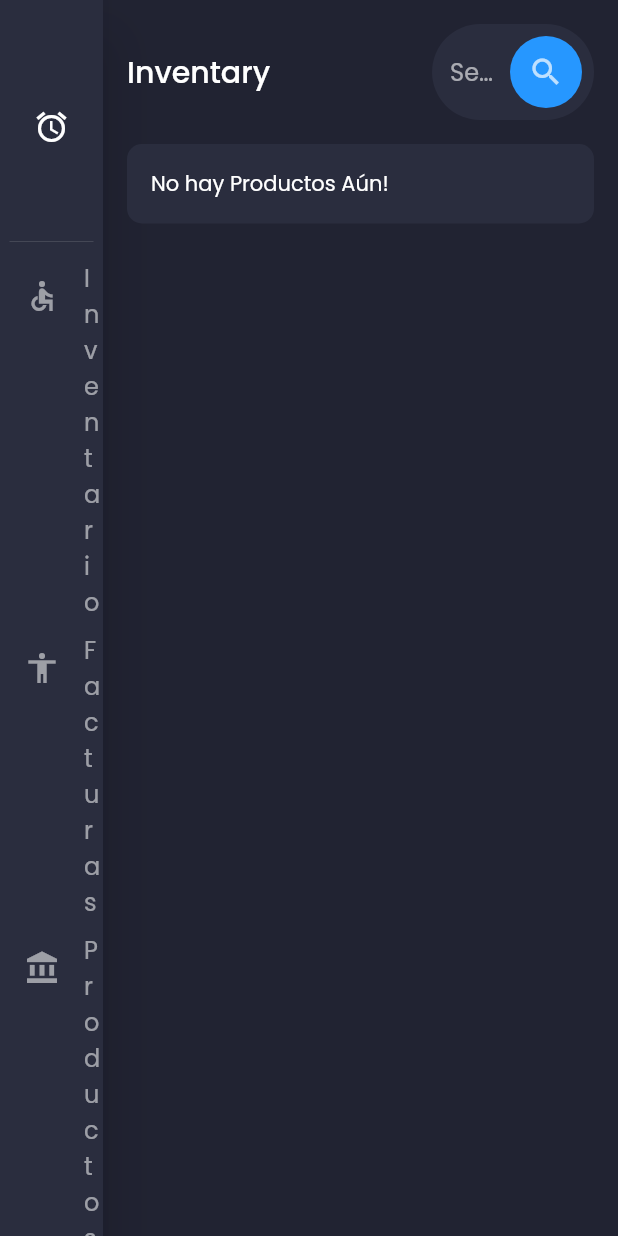
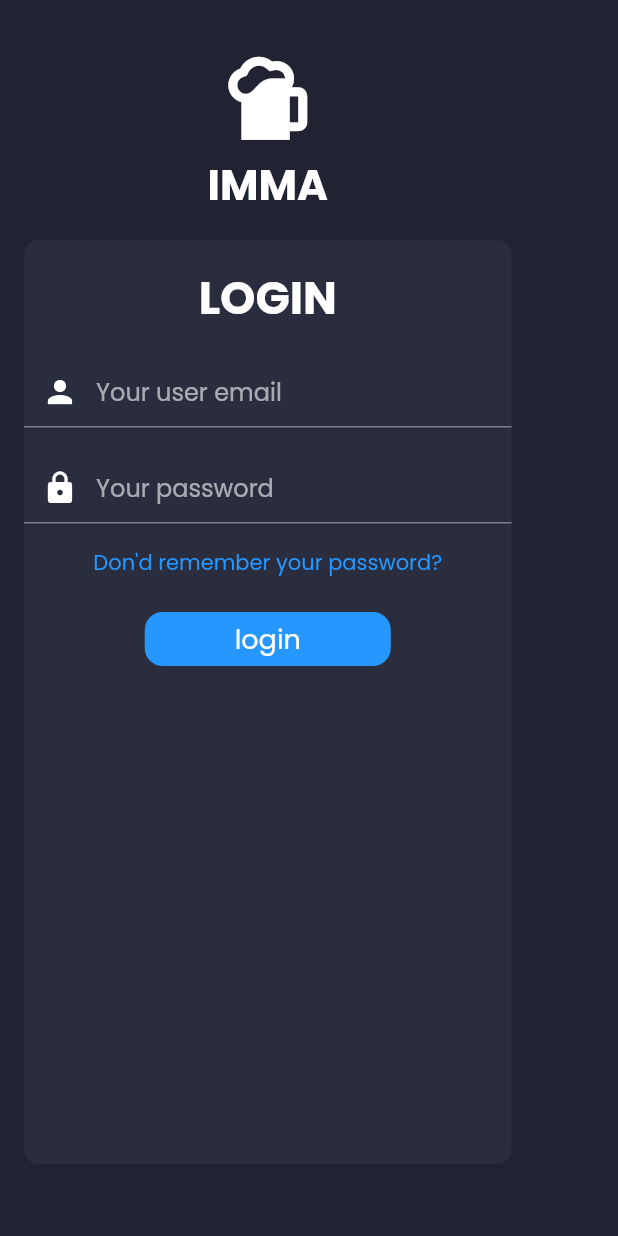
Before and after one commit to ZapRender/Inma, a Flutter app: the screen it shows after launch, on a phone screen of 412 x 824 dp. Run offline on Flutter 3.47's test engine with Material 2 defaults, Android fonts, the phone set to English and light mode, and no system bars; our stand-ins replace cloud_firestore, firebase_auth, firebase_core, firebase_database, google_fonts; accounts and stored records are empty.

Commit message:
adicion del login

```diff
--- a/lib/main.dart
+++ b/lib/main.dart
@@ -1,4 +1,6 @@
 import 'package:employed_view_page/screens/main_screen.dart';
+import 'package:employed_view_page/screens/views/homepage.dart';
+import 'package:employed_view_page/screens/views/login/home_page.dart';
 import 'package:flutter/material.dart';
 import 'package:google_fonts/google_fonts.dart';
 import 'constants.dart';
@@ -19,7 +21,7 @@ class MyApp extends StatelessWidget {
   Widget build(BuildContext context) {
     return MaterialApp(
       debugShowCheckedModeBanner: false,
-      title: 'Flutter Admin Panel',
+      title: 'INMA',
       initialRoute: '/homepage',
       theme: ThemeData.dark().copyWith(
         scaffoldBackgroundColor: bgColor,
@@ -27,7 +29,7 @@ class MyApp extends StatelessWidget {
             Theme.of(context).textTheme.apply(bodyColor: Colors.white)),
         canvasColor: secondaryColor,
       ),
-      home: const MainScreen(),
+      home: const HomePages(),
     );
   }
 }
--- a/lib/screens/shared/side_menu.dart
+++ b/lib/screens/shared/side_menu.dart
@@ -11,31 +11,47 @@ class SideMenu extends StatelessWidget {
       child: SingleChildScrollView(
         child: Column(
           children: [
-            const DrawerHeader(
-              child: Icon(
-                Icons.access_alarm_outlined,
-              ),
-            ),
+            DrawerHeader(
+                child: Row(
+              children: const [
+                Icon(
+                  Icons.sports_bar,
+                  color: Colors.white,
+                  size: 70,
+                ),
+                Text(
+                  'INMA',
+                  style: TextStyle(fontSize: 60, color: Colors.white),
+                )
+              ],
+            )),
             DrawerListTile(
               title: "Inventario",
-              icons: const Icon(Icons.accessible_sharp, color: Colors.white54),
+              icons:
+                  const Icon(Icons.inventory_outlined, color: Colors.white54),
               press: () {},
             ),
             DrawerListTile(
               title: "Facturas",
-              icons:
-                  const Icon(Icons.accessibility_sharp, color: Colors.white54),
+              icons: const Icon(Icons.keyboard_alt_outlined,
+                  color: Colors.white54),
               press: () {},
             ),
             DrawerListTile(
               title: "Productos",
-              icons: const Icon(Icons.account_balance, color: Colors.white54),
+              icons:
+                  const Icon(Icons.sports_bar_outlined, color: Colors.white54),
+              press: () {},
+            ),
+            DrawerListTile(
+              title: "Cuadre",
+              icons:
+                  const Icon(Icons.local_atm_outlined, color: Colors.white54),
               press: () {},
             ),
             DrawerListTile(
               title: "Usuario",
-              icons:
-                  const Icon(Icons.account_circle_sharp, color: Colors.white54),
+              icons: const Icon(Icons.person_2_outlined, color: Colors.white54),
               press: () {},
             )
           ],
--- a/lib/screens/views/inventary_view/components/header.dart
+++ b/lib/screens/views/inventary_view/components/header.dart
@@ -12,7 +12,7 @@ class Header extends StatelessWidget {
     return Row(
       children: [
         Text(
-          "Inventary",
+          "Inventario",
           style: Theme.of(context).textTheme.titleLarge,
         ),
         const Spacer(),
--- a/lib/screens/views/inventary_view/inventario_view.dart
+++ b/lib/screens/views/inventary_view/inventario_view.dart
@@ -1,5 +1,5 @@
 import 'package:employed_view_page/constants.dart';
-import 'package:employed_view_page/screens/views/inventary_view/inventary.dart';
+import 'package:employed_view_page/screens/views/inventary_view/components/inventary.dart';
 import 'package:flutter/material.dart';
 
 import 'components/header.dart';
--- /dev/null
+++ b/lib/screens/views/login/home_page.dart
@@ -0,0 +1,208 @@
+import 'package:employed_view_page/constants.dart';
+import 'package:employed_view_page/screens/views/login/profile_screen.dart';
+import 'package:flutter/material.dart';
+import 'package:firebase_auth/firebase_auth.dart';
+import 'package:firebase_core/firebase_core.dart';
+
+class HomePages extends StatefulWidget {
+  const HomePages({super.key});
+
+  @override
+  State<HomePages> createState() => _HomePageState();
+}
+
+class _HomePageState extends State<HomePages> {
+  //Initialize Firebase App
+  Future<FirebaseApp> _initializeFirebase() async {
+    FirebaseApp firebaseApp = await Firebase.initializeApp();
+    return firebaseApp;
+  }
+
+  @override
+  Widget build(BuildContext context) {
+    return Scaffold(
+      body: FutureBuilder(
+        future: _initializeFirebase(),
+        builder: (context, snapshot) {
+          if (snapshot.connectionState == ConnectionState.done) {
+            return const LoginScreen();
+          }
+          return const Center(
+            child: CircularProgressIndicator(),
+          );
+        },
+      ),
+    );
+  }
+}
+
+class LoginScreen extends StatefulWidget {
+  const LoginScreen({super.key});
+
+  @override
+  State<LoginScreen> createState() => _LoginScreenState();
+}
+
+class _LoginScreenState extends State<LoginScreen> {
+  //Login function
+  static Future<User?> loginUsingEmailPassword(
+      {required String email,
+      required String password,
+      required BuildContext context}) async {
+    FirebaseAuth auth = FirebaseAuth.instance;
+    User? user;
+    try {
+      UserCredential userCredential = await auth.signInWithEmailAndPassword(
+          email: email, password: password);
+      user = userCredential.user;
+    } on FirebaseAuthException catch (e) {
+      if (e.code == "user-not.found") {
+        print("No User Found for that email");
+      }
+    }
+
+    return user;
+  }
+
+  @override
+  Widget build(BuildContext context) {
+    //create the textfield controller
+    TextEditingController _emailController = TextEditingController();
+    TextEditingController _passwordController = TextEditingController();
+    return Padding(
+      padding: const EdgeInsets.all(defaultPadding),
+      child: Column(
+        crossAxisAlignment: CrossAxisAlignment.center,
+        children: [
+          const SizedBox(height: defaultPadding),
+          const Icon(
+            Icons.sports_bar,
+            color: Colors.white,
+            size: 70,
+          ),
+          const Text(
+            "IMMA",
+            style: TextStyle(
+              color: Colors.white,
+              fontSize: 28.0,
+              fontWeight: FontWeight.bold,
+            ),
+          ),
+          const SizedBox(
+            height: defaultPadding,
+          ),
+          Expanded(
+            child: Container(
+              width: 325,
+              decoration: BoxDecoration(
+                  color: secondaryColor,
+                  borderRadius: BorderRadius.circular(10)),
+              child: Column(
+                crossAxisAlignment: CrossAxisAlignment.center,
+                children: [
+                  const SizedBox(
+                    height: defaultPadding,
+                  ),
+                  const Text(
+                    "LOGIN",
+                    style: TextStyle(
+                        color: Colors.white,
+                        fontSize: 30.0,
+                        fontWeight: FontWeight.bold),
+                  ),
+                  const SizedBox(
+                    height: defaultPadding,
+                  ),
+                  TextField(
+                    controller: _emailController,
+                    keyboardType: TextInputType.emailAddress,
+                    decoration: const InputDecoration(
+                      hintText: "Your user email",
+                      prefixIcon: Icon(Icons.person, color: Colors.white),
+                    ),
+                  ),
+                  const SizedBox(
+                    height: defaultPadding,
+                  ),
+                  TextField(
+                    obscureText: true,
+                    controller: _passwordController,
+                    decoration: const InputDecoration(
+                      hintText: "Your password",
+                      prefixIcon: Icon(Icons.lock, color: Colors.white),
+                    ),
+                  ),
+                  const SizedBox(
+                    height: defaultPadding,
+                  ),
+                  const Text(
+                    "Don'd remember your password?",
+                    style: TextStyle(color: primaryColor),
+                  ),
+                  const SizedBox(
+                    height: defaultPadding,
+                  ),
+                  RawMaterialButton(
+                    fillColor: primaryColor,
+                    elevation: 0.0,
+                    padding: const EdgeInsets.symmetric(horizontal: 60),
+                    shape: RoundedRectangleBorder(
+                        borderRadius: BorderRadius.circular(12.0)),
+                    onPressed: () async {
+                      //test the app
+                      User? user = await loginUsingEmailPassword(
+                          email: _emailController.text,
+                          password: _passwordController.text,
+                          context: context);
+                      print(user);
+                      if (user != null) {
+                        Navigator.of(context).pushReplacement(MaterialPageRoute(
+                            builder: (context) => const ProfileScreen()));
+                      }
+                    },
+                    child: const Text(
+                      "login",
+                      style: TextStyle(color: Colors.white, fontSize: 18.0),
+                    ),
+                  )
+                ],
+              ),
+            ),
+          ),
+          SizedBox(height: defaultPadding),
+          /*Expanded(
+            child: Container(
+              padding: const EdgeInsets.all(defaultPadding),
+              width: 325,
+              child: RawMaterialButton(
+                fillColor: primaryColor,
+                elevation: 0.0,
+
+                padding: const EdgeInsets.all(defaultPadding),
+                shape: RoundedRectangleBorder(
+                    borderRadius: BorderRadius.circular(12.0)),
+                onPressed: () async {
+                  //test the app
+                  User? user = await loginUsingEmailPassword(
+                      email: _emailController.text,
+                      password: _passwordController.text,
+                      context: context);
+                  print(user);
+                  if (user != null) {
+                    Navigator.of(context).pushReplacement(MaterialPageRoute(
+                        builder: (context) => const ProfileScreen()));
+                  }
+                },
+                child: const Text(
+                  "login",
+                  style: TextStyle(color: Colors.white, fontSize: 18.0),
+                ),
+              ),
+            ),
+          ),*/
+          SizedBox(height: defaultPadding),
+        ],
+      ),
+    );
+  }
+}
--- a/pubspec.yaml
+++ b/pubspec.yaml
@@ -42,6 +42,7 @@ dependencies:
   firebase_core: ^2.3.0
   cloud_firestore: ^4.0.5
   firebase_database: ^10.0.6
+  firebase_auth: ^4.1.4
 
 dev_dependencies:
   flutter_test:
```
Also changed, not shown: lib/screens/views/inventary_view/components/inventary.dart (added, +87 -0 lines), lib/screens/views/login/profile_screen.dart (added, +21 -0 lines), lib/screens/views/voiced_view/facturas_views.dart (added), pubspec.lock, 1 other file.
